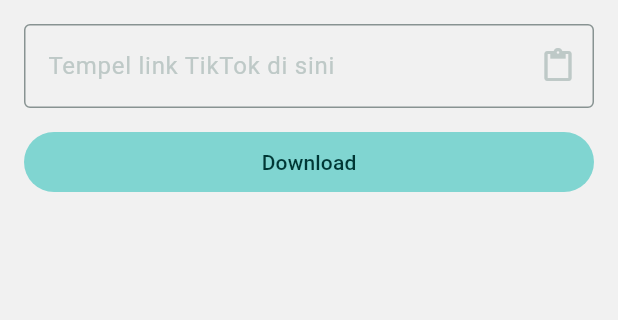
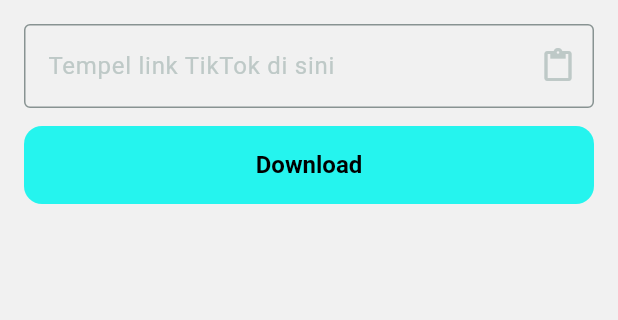
Before and after one commit to ammarFir/TokSave, a Flutter app: the screen it shows after launch, on a phone screen of 412 x 824 dp, the part 84-404 px from its top. Run offline on Flutter 3.47's test engine with Material 3 defaults, Android fonts, the phone set to English and light mode, and no system bars.

Commit message:
restyling preview

```diff
--- a/lib/main.dart
+++ b/lib/main.dart
@@ -143,7 +143,19 @@
                   const SizedBox(height: 12),
 SizedBox(
   width: double.infinity,
+  height: 52,
   child: FilledButton(
+    style: FilledButton.styleFrom(
+      backgroundColor: const Color(0xff25f4ee),
+      foregroundColor: Colors.black,
+      shape: RoundedRectangleBorder(
+        borderRadius: BorderRadius.circular(12),
+      ),
+      textStyle: const TextStyle(
+        fontWeight: FontWeight.bold,
+        fontSize: 16,
+      ),
+      ),
     onPressed: () {
       final error = validateUrl(urlController.text);
       if (error != null) {
@@ -166,17 +178,26 @@
               Container(
               padding: const EdgeInsets.all(12),
               decoration: BoxDecoration(
-                border: Border.all(color: Colors.grey),
-                borderRadius: BorderRadius.circular(8),
+                color: const Color(0xff1e1e1e),
+                border: Border.all(color: const Color(0xff25f4ee).withValues(alpha: 0.3)),
+                borderRadius: BorderRadius.circular(12),
               ),
               child: Column(
                 crossAxisAlignment: CrossAxisAlignment.start,
                 children: [
-                  Container(
-                    height: 180,
-                    color: Colors.grey[300],
-                    child: const Center(
-                      child: Text('Thumbnail'),
+                  ClipRRect(
+                    borderRadius: BorderRadius.circular(8),
+                    child: Container(
+                      height: 180,
+                      width: double.infinity,
+                      color:  const Color(0xff2a2a2a),
+                      child: const Center(
+                        child: Icon(
+                          Icons.icecream_outlined,
+                          color: Colors.white24,
+                          size: 48,
+                        ),
+                      ),
                     ),
                   ),
                   const SizedBox(height: 8),
```
